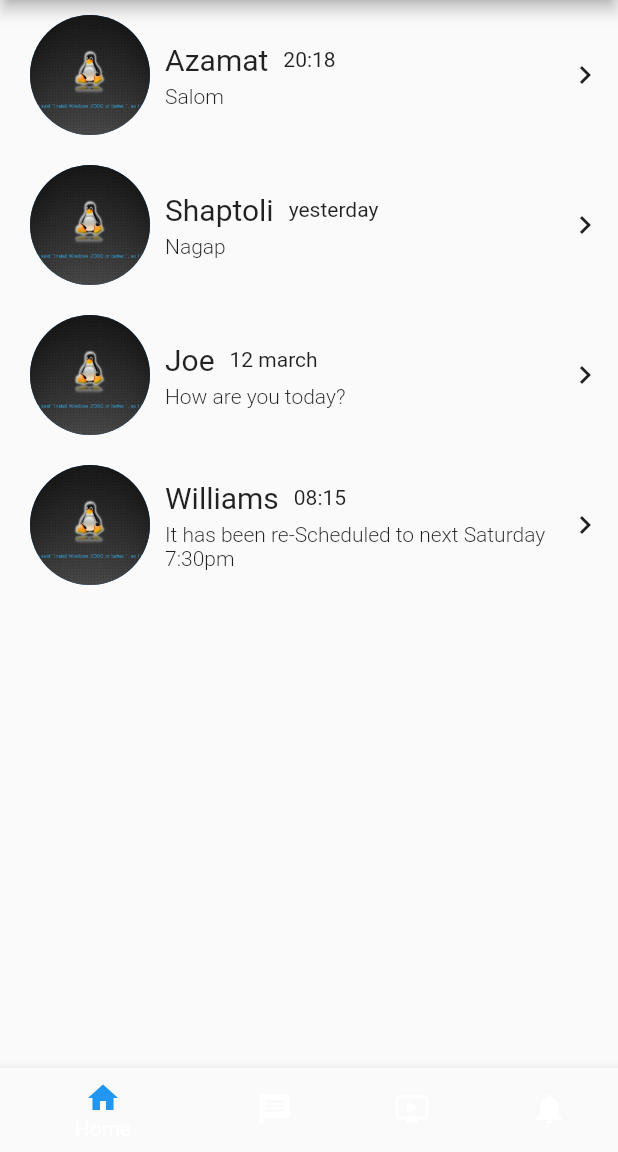
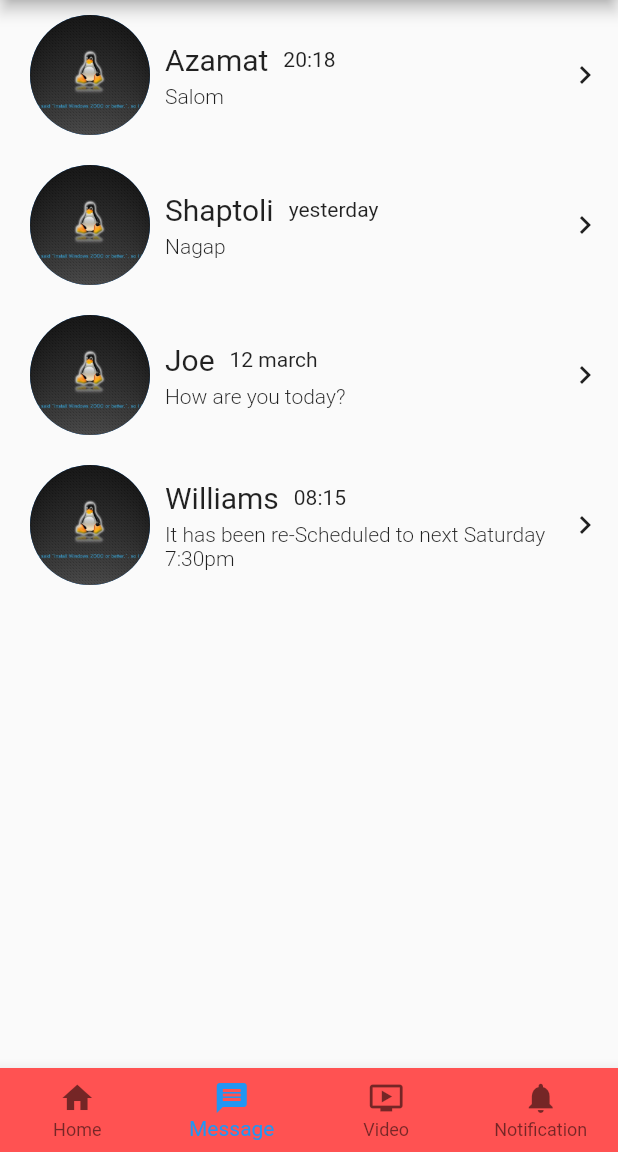
Before and after one commit to BogibekDev/PDP.uz-Flutter-tasks-M4L6, a Flutter app: the screen it shows after launch, swiped to page 2, on a phone screen of 412 x 824 dp, the part 84-1236 px from its top. Run offline on Flutter 3.47's test engine with Material 2 defaults, Android fonts, the phone set to English and light mode, and no system bars.

Commit message:
finished all taskes

```diff
--- a/lib/pages/home_page.dart
+++ b/lib/pages/home_page.dart
@@ -10,6 +10,15 @@ class HomePage extends StatefulWidget {
 }
 
 class _HomePageState extends State<HomePage> {
+  late PageController _pageController;
+  int _selectedPage = 0;
+
+  @override
+  void initState() {
+    super.initState();
+    _pageController = PageController();
+  }
+
   @override
   Widget build(BuildContext context) {
     return Scaffold(
@@ -20,6 +29,12 @@ class _HomePageState extends State<HomePage> {
           ),
           centerTitle: true),
       body: PageView(
+        controller: _pageController,
+        onPageChanged: (int index) {
+          setState(() {
+            _selectedPage = index;
+          });
+        },
         children: [
           Container(
             color: Colors.deepPurple,
@@ -67,14 +82,31 @@ class _HomePageState extends State<HomePage> {
       ),
       drawer: const MyDrawer(),
       bottomNavigationBar: BottomNavigationBar(
-        backgroundColor: Colors.blue,
-        unselectedLabelStyle: TextStyle(color: Colors.redAccent),
-        items: [
-          BottomNavigationBarItem(icon: Icon(Icons.home,color: Colors.blue,), label: "Home"),
+        backgroundColor: Colors.redAccent,
+        type: BottomNavigationBarType.fixed,
+        unselectedLabelStyle: const TextStyle(color: Colors.white),
+        items: const [
+          BottomNavigationBarItem(
+              icon: Icon(
+                Icons.home,
+              ),
+              label: "Home"),
           BottomNavigationBarItem(icon: Icon(Icons.message), label: "Message"),
-          BottomNavigationBarItem(icon: Icon(Icons.ondemand_video), label: "Video"),
-          BottomNavigationBarItem(icon: Icon(Icons.notifications), label: "Notification",backgroundColor: Colors.red),
+          BottomNavigationBarItem(
+              icon: Icon(Icons.ondemand_video), label: "Video"),
+          BottomNavigationBarItem(
+              icon: Icon(Icons.notifications), label: "Notification"),
         ],
+        currentIndex: _selectedPage,
+        selectedItemColor: Colors.blue,
+        onTap: (int index) {
+          setState(() {
+            _selectedPage = index;
+            _pageController.animateToPage(index,
+                duration: const Duration(milliseconds: 200),
+                curve: Curves.easeInCubic);
+          });
+        },
       ),
     );
   }
```
